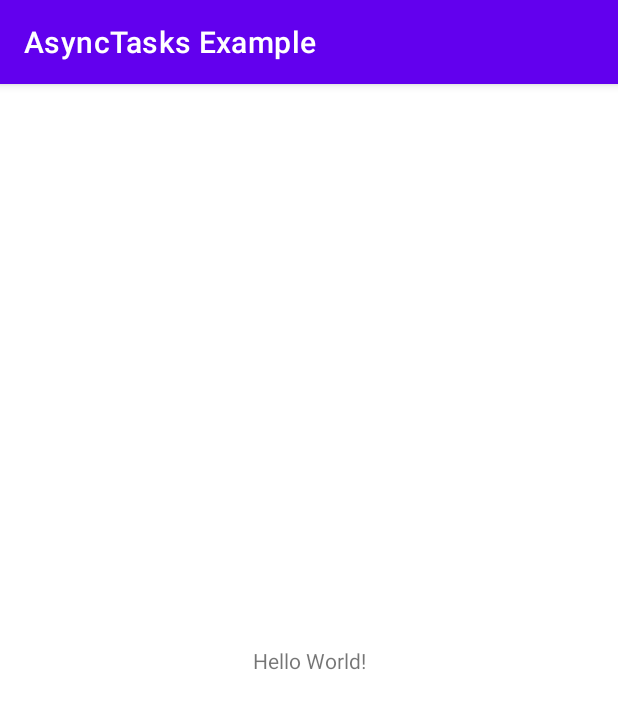
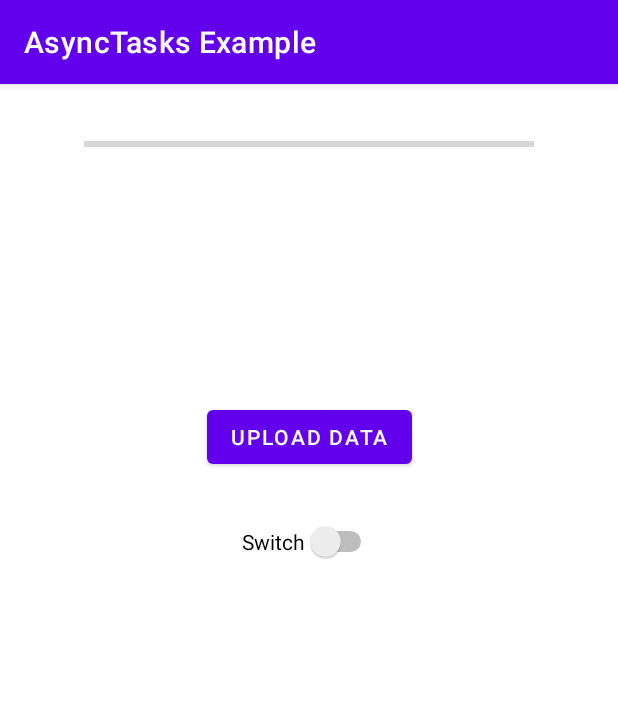
Before and after one commit to TawhidHassan/AsyncTasks-Sort-Example, an Android app: the screen it shows after launch (MainActivity), on a phone screen of 412 x 824 dp. Shown: the top 709 px of the screen. Run offline under Robolectric (Android 15) with nearby library versions, the phone set to English and light mode, and no system bars.

Commit message:
AsyncTask done

```diff
--- a/app/src/main/java/com/example/asynctasksexample/MainActivity.java
+++ b/app/src/main/java/com/example/asynctasksexample/MainActivity.java
@@ -1,14 +1,96 @@
 package com.example.asynctasksexample;
 
 import androidx.appcompat.app.AppCompatActivity;
+import androidx.loader.content.AsyncTaskLoader;
 
+import android.os.AsyncTask;
 import android.os.Bundle;
+import android.util.Log;
+import android.view.View;
+import android.widget.Button;
+import android.widget.ProgressBar;
+import android.widget.TextView;
+import android.widget.Toast;
 
 public class MainActivity extends AppCompatActivity {
+
+    private static final String TAG = "MainActivity";
+
+    TextView textView;
+    Button button;
+    ProgressBar progressBar, progressIndicator;
 
     @Override
     protected void onCreate(Bundle savedInstanceState) {
         super.onCreate(savedInstanceState);
         setContentView(R.layout.activity_main);
+
+        textView = findViewById(R.id.textView);
+        button = findViewById(R.id.button);
+        progressBar = findViewById(R.id.progressBar);
+        progressIndicator = findViewById(R.id.progressIndicator);
+
+
+
+        textView.setText("");
+        progressIndicator.setVisibility(View.INVISIBLE);
+    }
+
+    public void uploadTask(View view) {
+//        Toast.makeText(this, "button clicked...", Toast.LENGTH_SHORT).show();
+//        UploadTask uploadTask=new UploadTask();
+//        uploadTask.execute();
+        new UploadTask().execute("This is the string passaed.");
+    }
+
+
+    class UploadTask extends AsyncTask<String, Integer, String> {
+
+
+        @Override
+        protected void onPreExecute() {
+            super.onPreExecute();
+            Log.i(TAG,"on pre execuite"+Thread.currentThread().getName());
+
+            textView.setText("uploading data...");
+            progressIndicator.setVisibility(View.VISIBLE);
+            button.setEnabled(false);
+        }
+
+        @Override
+        protected String doInBackground(String... strings) {
+            Log.i(TAG,"doInBackground :Strings:"+ strings[0]);
+            Log.i(TAG,"doInBackground :Threed: "+Thread.currentThread().getName());
+
+            for (int i=0;i<10;i++)
+            {
+                try {
+                    Thread.sleep(500);
+                }catch (InterruptedException e)
+                {
+
+                }
+                publishProgress(i);
+            }
+            return "Finally the tgask is complete";
+        }
+
+        @Override
+        protected void onProgressUpdate(Integer... integers) {
+
+            progressBar.setProgress(integers[0] + 1);
+            Toast.makeText(MainActivity.this, "Workingg", Toast.LENGTH_SHORT).show();
+            Log.i(TAG, "onProgressUpdate: " + Thread.currentThread().getName());
+        }
+
+        @Override
+        protected void onPostExecute(String string) {
+            super.onPostExecute(string);
+            Log.i(TAG,"on post execuite"+Thread.currentThread().getName());
+
+            textView.setText(string);
+            progressIndicator.setVisibility(View.INVISIBLE);
+            button.setEnabled(true);
+        }
     }
 }
--- a/app/src/main/res/layout/activity_main.xml
+++ b/app/src/main/res/layout/activity_main.xml
@@ -6,13 +6,64 @@
     android:layout_height="match_parent"
     tools:context=".MainActivity">
 
+
+    <ProgressBar
+        android:id="@+id/progressBar"
+        style="?android:attr/progressBarStyleHorizontal"
+        android:layout_width="300dp"
+        android:layout_height="wrap_content"
+        android:layout_marginTop="32dp"
+        app:layout_constraintEnd_toEndOf="parent"
+        app:layout_constraintHorizontal_bias="0.5"
+        app:layout_constraintStart_toStartOf="parent"
+        app:layout_constraintTop_toTopOf="parent"
+        android:min="5"
+        android:max="10"
+        android:progress="5"
+        />
+
     <TextView
+        android:id="@+id/textView"
         android:layout_width="wrap_content"
         android:layout_height="wrap_content"
-        android:text="Hello World!"
-        app:layout_constraintBottom_toBottomOf="parent"
-        app:layout_constraintLeft_toLeftOf="parent"
-        app:layout_constraintRight_toRightOf="parent"
-        app:layout_constraintTop_toTopOf="parent" />
+        android:layout_marginTop="32dp"
+        android:text="TextView"
+        app:layout_constraintEnd_toEndOf="parent"
+        app:layout_constraintHorizontal_bias="0.5"
+        app:layout_constraintStart_toStartOf="parent"
+        app:layout_constraintTop_toBottomOf="@+id/progressBar" />
 
+    <ProgressBar
+        android:id="@+id/progressIndicator"
+        style="?android:attr/progressBarStyle"
+        android:layout_width="wrap_content"
+        android:layout_height="wrap_content"
+        android:layout_marginTop="32dp"
+        app:layout_constraintEnd_toEndOf="parent"
+        app:layout_constraintHorizontal_bias="0.5"
+        app:layout_constraintStart_toStartOf="parent"
+        app:layout_constraintTop_toBottomOf="@+id/textView" />
+
+    <Button
+        android:id="@+id/button"
+        android:layout_width="wrap_content"
+        android:layout_height="wrap_content"
+        android:layout_marginTop="32dp"
+        android:onClick="uploadTask"
+        android:text="Upload Data"
+        app:layout_constraintEnd_toEndOf="parent"
+        app:layout_constraintHorizontal_bias="0.5"
+        app:layout_constraintStart_toStartOf="parent"
+        app:layout_constraintTop_toBottomOf="@+id/progressIndicator" />
+
+    <Switch
+        android:id="@+id/switch1"
+        android:layout_width="wrap_content"
+        android:layout_height="wrap_content"
+        android:layout_marginTop="32dp"
+        android:text="Switch"
+        app:layout_constraintEnd_toEndOf="parent"
+        app:layout_constraintHorizontal_bias="0.5"
+        app:layout_constraintStart_toStartOf="parent"
+        app:layout_constraintTop_toBottomOf="@+id/button" />
 </androidx.constraintlayout.widget.ConstraintLayout>
```
